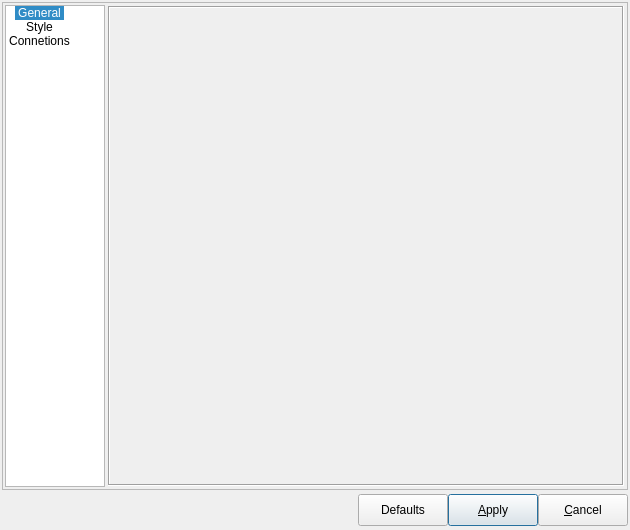
First picture: the form in libpgmodeler_ui/ui/formconfiguracao.ui, repository pgmodeler/pgmodeler, before the edit.
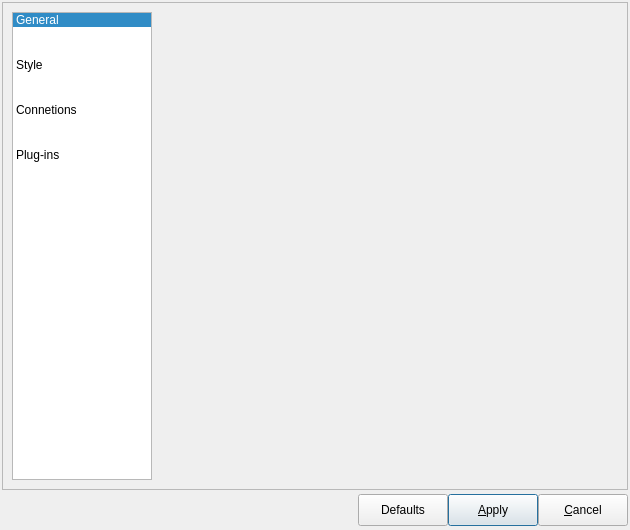
Second picture: the form after the edit. Icons and pictures are not drawn.

Commit message:
Improved PgModelerPlugin class.
Moved plugin load process from main form to the class
PluginsConfigWidget.

Diff of the .ui file:
```diff
--- a/libpgmodeler_ui/ui/formconfiguracao.ui
+++ b/libpgmodeler_ui/ui/formconfiguracao.ui
@@ -171,37 +171,26 @@
       <enum>QFrame::Raised</enum>
      </property>
      <layout class="QGridLayout" name="gridLayout">
-      <property name="margin">
-       <number>2</number>
-      </property>
-      <property name="spacing">
-       <number>2</number>
-      </property>
       <item row="0" column="0">
        <widget class="QListWidget" name="lista_ico_lst">
         <property name="sizePolicy">
-         <sizepolicy hsizetype="Expanding" vsizetype="Expanding">
+         <sizepolicy hsizetype="Fixed" vsizetype="Expanding">
           <horstretch>0</horstretch>
           <verstretch>0</verstretch>
          </sizepolicy>
         </property>
         <property name="minimumSize">
          <size>
-          <width>100</width>
+          <width>140</width>
           <height>0</height>
          </size>
         </property>
         <property name="maximumSize">
          <size>
-          <width>100</width>
+          <width>140</width>
           <height>16777215</height>
          </size>
         </property>
-        <property name="font">
-         <font>
-          <pointsize>9</pointsize>
-         </font>
-        </property>
         <property name="frameShape">
          <enum>QFrame::StyledPanel</enum>
         </property>
@@ -251,10 +240,16 @@
          <enum>QListView::SinglePass</enum>
         </property>
         <property name="spacing">
-         <number>8</number>
+         <number>5</number>
+        </property>
+        <property name="gridSize">
+         <size>
+          <width>0</width>
+          <height>45</height>
+         </size>
         </property>
         <property name="viewMode">
-         <enum>QListView::IconMode</enum>
+         <enum>QListView::ListMode</enum>
         </property>
         <property name="modelColumn">
          <number>0</number>
@@ -279,7 +274,7 @@
           <string>General</string>
          </property>
          <property name="textAlignment">
-          <set>AlignHCenter|AlignVCenter|AlignCenter</set>
+          <set>AlignLeft|AlignVCenter</set>
          </property>
          <property name="icon">
           <iconset resource="../res/resources.qrc">
@@ -294,7 +289,7 @@
           <string>Style</string>
          </property>
          <property name="textAlignment">
-          <set>AlignHCenter|AlignVCenter|AlignCenter</set>
+          <set>AlignLeft|AlignVCenter</set>
          </property>
          <property name="icon">
           <iconset resource="../res/resources.qrc">
@@ -309,7 +304,7 @@
           <string>Connetions</string>
          </property>
          <property name="textAlignment">
-          <set>AlignHCenter|AlignVCenter|AlignCenter</set>
+          <set>AlignLeft|AlignVCenter</set>
          </property>
          <property name="icon">
           <iconset resource="../res/resources.qrc">
@@ -319,6 +314,21 @@
           <set>ItemIsSelectable|ItemIsEnabled</set>
          </property>
         </item>
+        <item>
+         <property name="text">
+          <string>Plug-ins</string>
+         </property>
+         <property name="textAlignment">
+          <set>AlignLeft|AlignVCenter</set>
+         </property>
+         <property name="icon">
+          <iconset resource="../res/resources.qrc">
+           <normaloff>:/icones/icones/plugins.png</normaloff>:/icones/icones/plugins.png</iconset>
+         </property>
+         <property name="flags">
+          <set>ItemIsSelectable|ItemIsEnabled</set>
+         </property>
+        </item>
        </widget>
       </item>
       <item row="0" column="1">
@@ -348,33 +358,12 @@
          <number>0</number>
         </property>
         <widget class="QWidget" name="geral_pg">
-         <layout class="QGridLayout" name="gridLayout_2">
-          <property name="margin">
-           <number>1</number>
-          </property>
-          <item row="1" column="0">
-           <widget class="QFrame" name="geral_frm">
-            <property name="sizePolicy">
-             <sizepolicy hsizetype="Expanding" vsizetype="Preferred">
-              <horstretch>0</horstretch>
-              <verstretch>0</verstretch>
-             </sizepolicy>
-            </property>
-            <property name="minimumSize">
-             <size>
-              <width>420</width>
-              <height>250</height>
-             </size>
-            </property>
-            <property name="frameShape">
-             <enum>QFrame::Box</enum>
-            </property>
-            <property name="frameShadow">
-             <enum>QFrame::Sunken</enum>
-            </property>
-           </widget>
-          </item>
-         </layout>
+         <property name="sizePolicy">
+          <sizepolicy hsizetype="Expanding" vsizetype="Preferred">
+           <horstretch>0</horstretch>
+           <verstretch>0</verstretch>
+          </sizepolicy>
+         </property>
         </widget>
         <widget class="QWidget" name="aparencia_pg">
          <layout class="QGridLayout" name="gridLayout_3">
```
Left out of the diff: 54 changed lines with no effect on the pictures. The commit also changes 17 other files.
